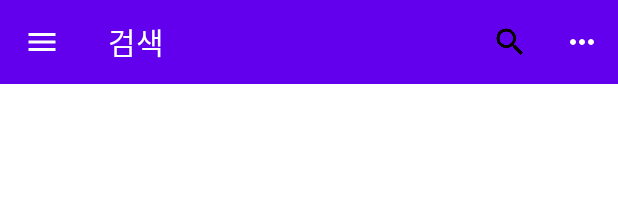
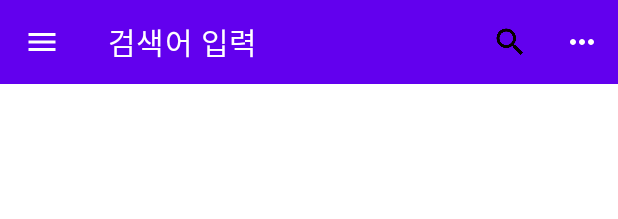
Before and after one commit to Userz1-redd/RetrofitUnsplashApp, an Android app: the layout activity_result.xml on its own in the app's theme, with its tools: preview values and no code run, on a phone screen of 412 x 824 dp. Shown: the top 219 px of the screen. Run offline under Robolectric (Android 15) with nearby library versions, the phone set to English and light mode, and no system bars; network calls fail.

```diff
--- a/app/src/main/java/com/example/retrofitunsplashapp/ui/main/MainActivity.kt
+++ b/app/src/main/java/com/example/retrofitunsplashapp/ui/main/MainActivity.kt
@@ -57,6 +57,7 @@ class MainActivity : AppCompatActivity(), View.OnClickListener,RadioGroup.OnChec
             mBinding.searchBtn -> mainViewModel.searchPhoto(mBinding.searchText.text.toString(), completion = {it ->
                 var intent = Intent(this, ResultActivity::class.java)
                 intent.putExtra("data",it)
+                intent.putExtra("searchTerm",mBinding.searchText.text.toString())
                 startActivity(intent)
             })
         }
--- a/app/src/main/java/com/example/retrofitunsplashapp/ui/main/MainViewModel.kt
+++ b/app/src/main/java/com/example/retrofitunsplashapp/ui/main/MainViewModel.kt
@@ -1,7 +1,6 @@
 package com.example.retrofitunsplashapp.ui.main
 
-import android.content.Context
-import android.content.Intent
+
 import android.os.Bundle
 import android.util.Log
 import android.widget.Toast
@@ -12,7 +11,7 @@ import com.example.retrofitunsplashapp.App
 import com.example.retrofitunsplashapp.Constants.RESPONSE_STATE
 import com.example.retrofitunsplashapp.Constants.TAG
 import com.example.retrofitunsplashapp.retrofit.RetrofitManager
-import com.example.retrofitunsplashapp.ui.result.ResultActivity
+
 
 class MainViewModel : ViewModel() {
     private var _search_term = MutableLiveData<String>()
--- a/app/src/main/java/com/example/retrofitunsplashapp/ui/result/ResultRecyclerViewAdapter.kt
+++ b/app/src/main/java/com/example/retrofitunsplashapp/ui/result/ResultRecyclerViewAdapter.kt
@@ -22,4 +22,8 @@ class ResultRecyclerViewAdapter(photoList : ArrayList<Photo>) : RecyclerView.Ada
     override fun getItemCount(): Int {
         return photoList.size
     }
+    fun updateList(photoList : ArrayList<Photo>){
+        this.photoList = photoList
+        this.notifyDataSetChanged()
+    }
 }
--- a/app/src/main/res/layout/activity_result.xml
+++ b/app/src/main/res/layout/activity_result.xml
@@ -13,14 +13,14 @@
         app:liftOnScrollTargetViewId="@id/recycler_view">
 
         <com.google.android.material.appbar.MaterialToolbar
-            android:id="@+id/topAppBar"
+            android:id="@+id/top_app_bar_board_search_menu"
+            style="@style/Widget.MaterialComponents.Toolbar.Primary"
             android:layout_width="match_parent"
             android:layout_height="?attr/actionBarSize"
-            app:title="검색"
-            app:menu="@menu/top_app_bar"
+            app:layout_scrollFlags="scroll|enterAlways|snap"
             app:navigationIcon="@drawable/ic_menu"
-            style="@style/Widget.MaterialComponents.Toolbar.Primary"
-            />
+            app:menu="@menu/top_app_bar_menu"
+            app:title="검색어 입력" />
     </com.google.android.material.appbar.AppBarLayout>
         <androidx.recyclerview.widget.RecyclerView
             android:id="@+id/recycler_view"
--- a/app/src/main/res/menu/top_app_bar.xml
+++ b/app/src/main/res/menu/top_app_bar_menu.xml
@@ -4,10 +4,12 @@
 
 
     <item
-        android:id="@+id/search"
+        android:id="@+id/searchview_btn"
         android:icon="@drawable/ic_search"
         android:title="검색"
-        app:showAsAction="ifRoom" />
+        app:showAsAction="collapseActionView|ifRoom"
+        app:actionViewClass="android.widget.SearchView"
+        />
 
     <item
         android:id="@+id/more"
```
Also changed, not shown: app/build.gradle (+7 -0 lines), app/src/main/java/com/example/retrofitunsplashapp/ui/result/ResultActivity.kt (+92 -2 lines), app/src/main/java/com/example/retrofitunsplashapp/ui/result/ResultViewModel.kt (+29 -0 lines).
